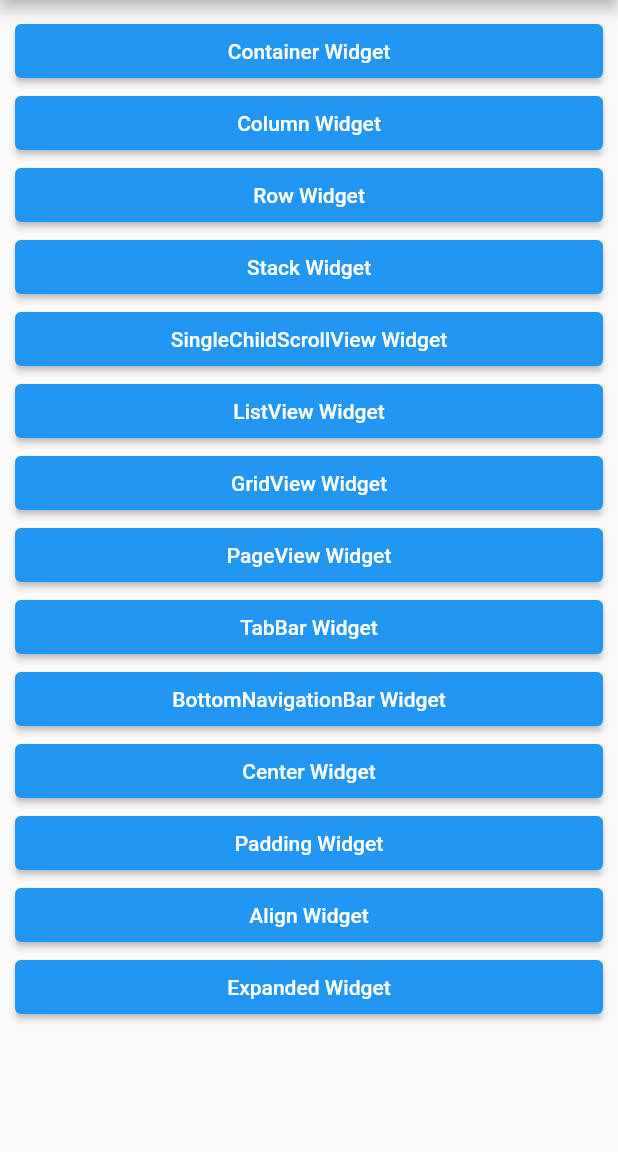
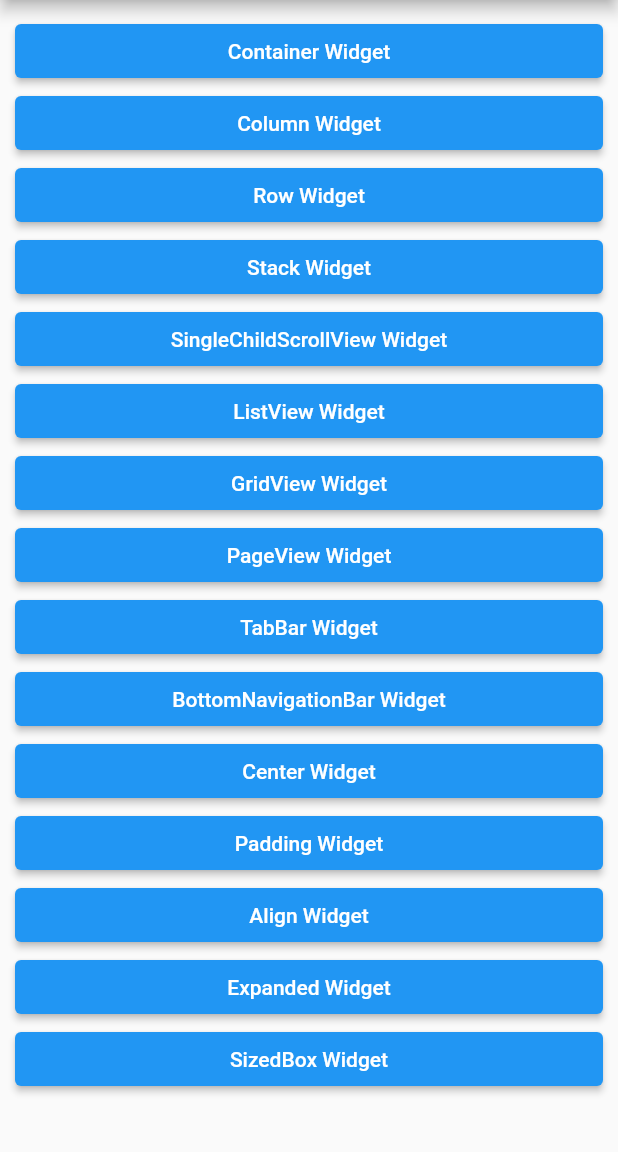
Before and after one commit to codewhite7777/flutter_study01, a Flutter app: the screen it shows after launch, on a phone screen of 412 x 824 dp, the part 84-1236 px from its top. Run offline on Flutter 3.47's test engine with Material 2 defaults, Android fonts, the phone set to English and light mode, and no system bars.

Commit message:
feat: SizedBox

```diff
--- a/basic_widgets/lib/main.dart
+++ b/basic_widgets/lib/main.dart
@@ -191,6 +191,14 @@ class MyApp extends StatelessWidget {
                 ],
               ),
             ),
+        '/sizedbox': (BuildContext) => DefaultLayoutScreen(
+              appbarTitle: 'SizedBox',
+              child: SizedBox(
+                width: 100,
+                height: 100,
+                child: Container(color: Colors.red),
+              ),
+            ),
       },
     );
   }
--- a/basic_widgets/lib/screens/main_screen.dart
+++ b/basic_widgets/lib/screens/main_screen.dart
@@ -96,6 +96,12 @@ class MainScreen extends StatelessWidget {
             },
             child: Text('Expanded Widget'),
           ),
+          ElevatedButton(
+            onPressed: () {
+              Navigator.of(context).pushNamed('/sizedbox');
+            },
+            child: Text('SizedBox Widget'),
+          ),
         ],
       ),
     );
```
